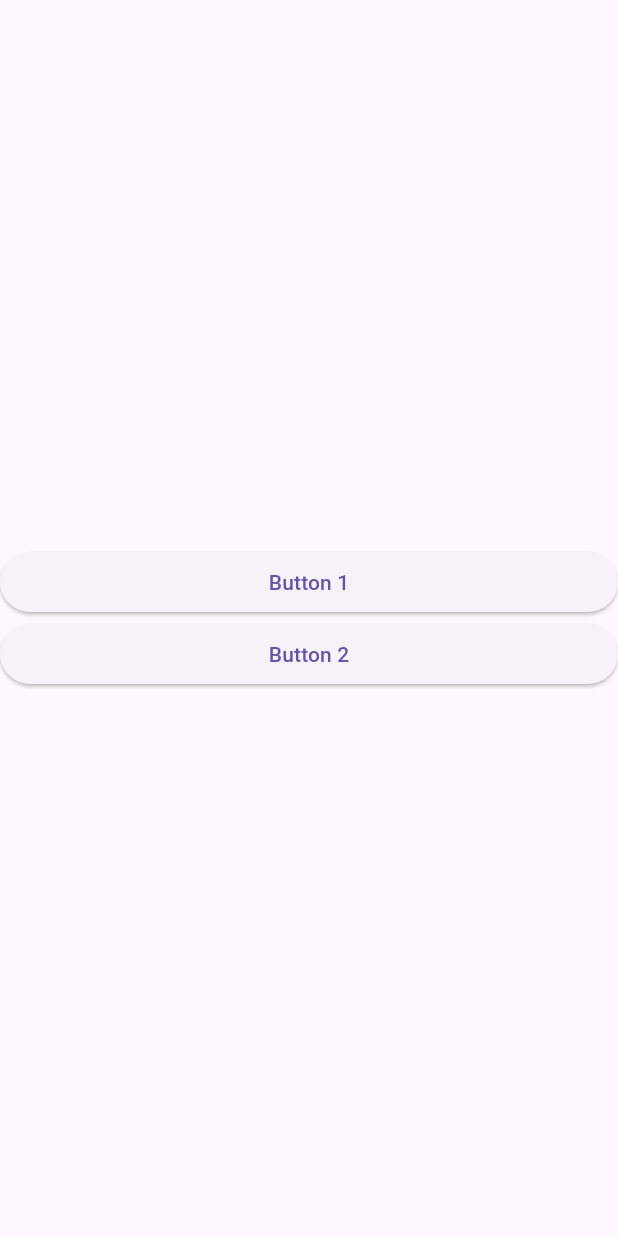
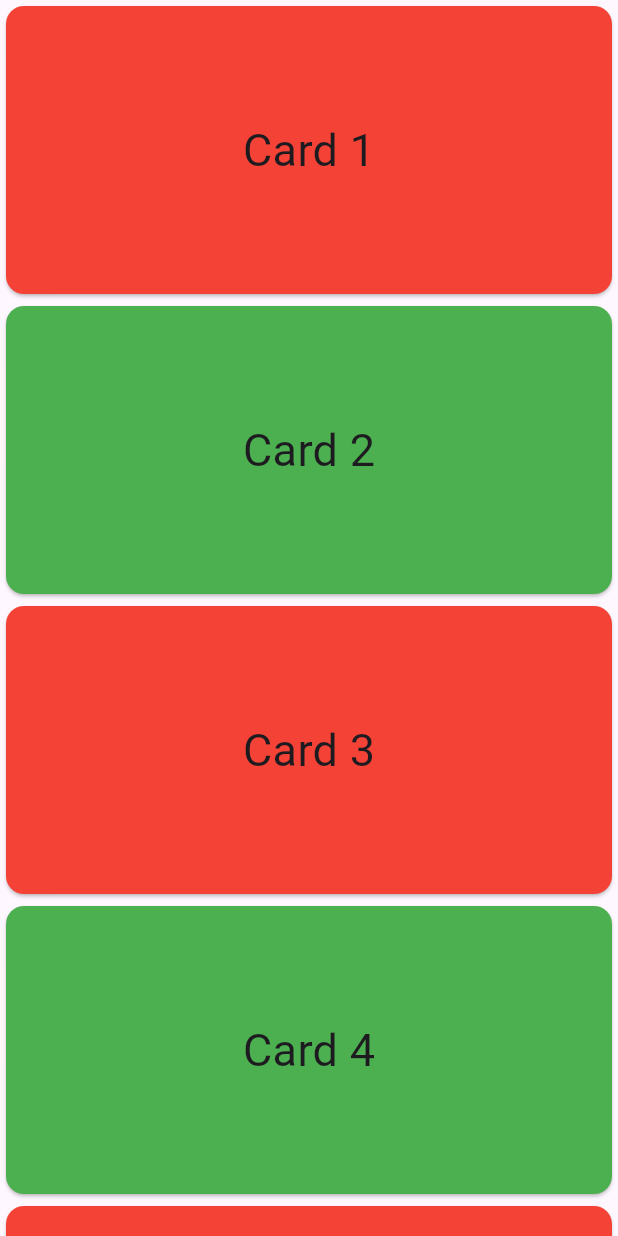
Before and after one commit to kiranrana8973/batch33, a Flutter app: the screen it shows after launch, on a phone screen of 412 x 824 dp. Run offline on Flutter 3.47's test engine with Material 3 defaults, Android fonts, the phone set to English and light mode, and no system bars.

Commit message:
Added card

```diff
--- a/lib/app.dart
+++ b/lib/app.dart
@@ -1,4 +1,4 @@
-import 'package:batch33/view/snackbar_view.dart';
+import 'package:batch33/view/card_view.dart';
 import 'package:flutter/material.dart';
 
 class App extends StatelessWidget {
@@ -8,7 +8,7 @@ class App extends StatelessWidget {
   Widget build(BuildContext context) {
     return const MaterialApp(
       title: 'Batch 33',
-      home: SnackbarView(),
+      home: CardView(),
     );
   }
 }
--- /dev/null
+++ b/lib/common/my_card_view.dart
@@ -0,0 +1,31 @@
+import 'package:flutter/material.dart';
+
+class MyCard extends StatelessWidget {
+  const MyCard({
+    super.key,
+    required this.text,
+    required this.color,
+  });
+
+  final String text;
+  final Color color;
+
+  @override
+  Widget build(BuildContext context) {
+    return SizedBox(
+      height: 200,
+      width: double.infinity,
+      child: Card(
+        color: color,
+        child: Center(
+          child: Text(
+            text,
+            style: const TextStyle(
+              fontSize: 30,
+            ),
+          ),
+        ),
+      ),
+    );
+  }
+}
--- /dev/null
+++ b/lib/view/card_view.dart
@@ -0,0 +1,38 @@
+import 'package:batch33/common/my_card_view.dart';
+import 'package:batch33/common/my_snackbar.dart';
+import 'package:flutter/material.dart';
+
+class CardView extends StatelessWidget {
+  const CardView({super.key});
+
+  @override
+  Widget build(BuildContext context) {
+    return Scaffold(
+      body: SafeArea(
+        child: SingleChildScrollView(
+          child: Column(
+            children: [
+              for (int i = 1; i <= 50; i++) ...{
+                if (i % 2 == 0) ...{
+                  GestureDetector(
+                    onDoubleTap: () {
+                      showMySnackBar(context: context, message: 'Card $i');
+                    },
+                    child: MyCard(text: 'Card $i', color: Colors.green),
+                  ),
+                } else ...{
+                  GestureDetector(
+                    onDoubleTap: () {
+                      showMySnackBar(context: context, message: 'Card $i');
+                    },
+                    child: MyCard(text: 'Card $i', color: Colors.red),
+                  ),
+                }
+              }
+            ],
+          ),
+        ),
+      ),
+    );
+  }
+}
```
Also changed, not shown: pubspec.lock.
